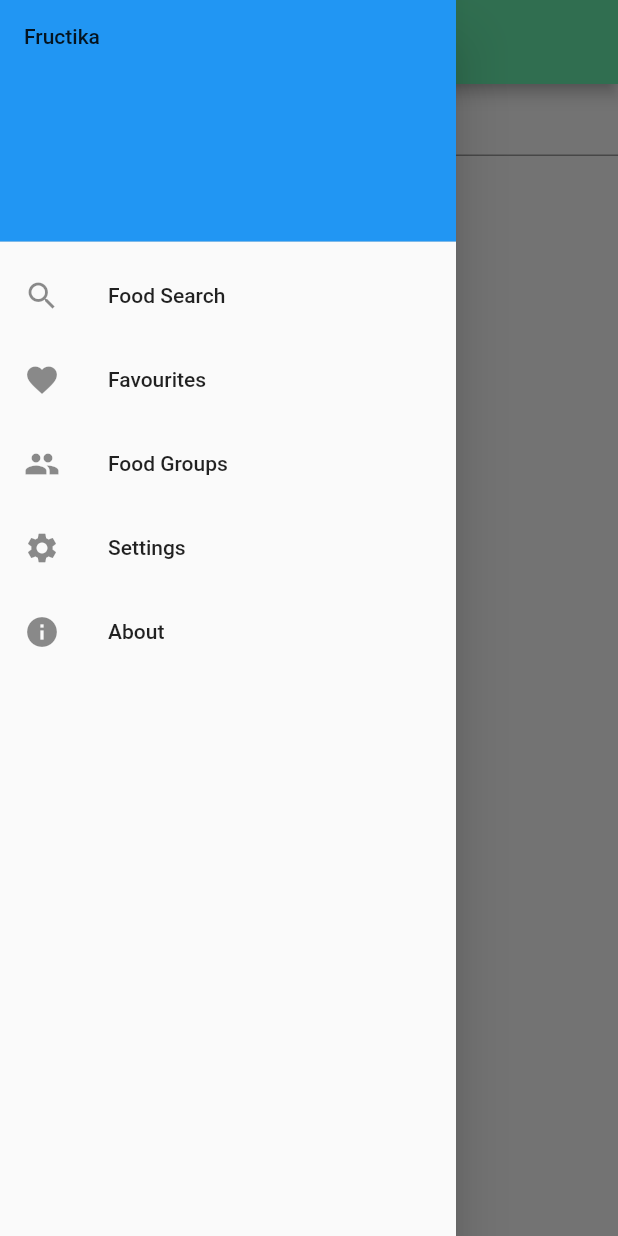
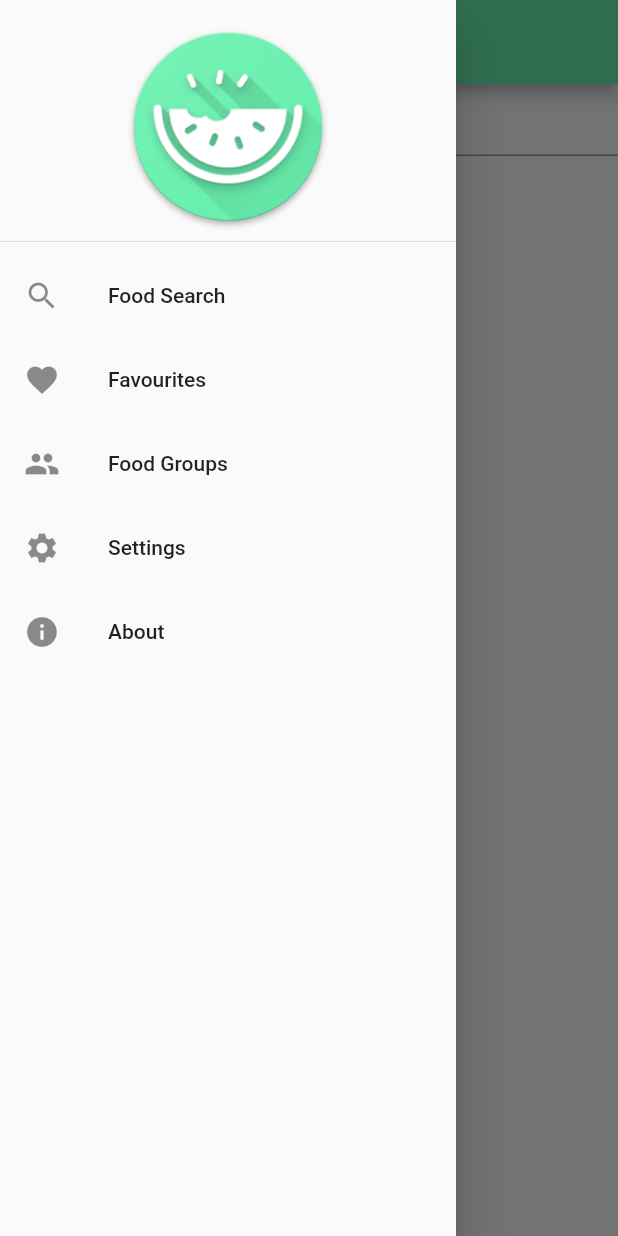
Before and after one commit to adam7/fructikav2, a Flutter app: the screen it shows after launch, with the side drawer open, on a phone screen of 412 x 824 dp. Run offline on Flutter 3.47's test engine with Material 2 defaults, Android fonts, the phone set to English and light mode, and no system bars; our stand-ins replace flutter_swiper, material_design_icons_flutter, shared_preferences, sqflite; missing offline and left inert: sqlite_rank; accounts and stored records are empty.

Commit message:
Add icon to app drawer

```diff
--- a/lib/app_drawer.dart
+++ b/lib/app_drawer.dart
@@ -15,10 +15,7 @@ class AppDrawer extends StatelessWidget {
         padding: EdgeInsets.zero,
         children: <Widget>[
           DrawerHeader(
-            child: Text('Fructika'),
-            decoration: BoxDecoration(
-              color: Colors.blue,
-            ),
+            child: Image.asset('images/icon.png')
           ),
           _buildListTile(
               context, SearchRoute(), Titles.foodSearchTitle, Icons.search),
```
Also changed, not shown: images/icon.png (added).
